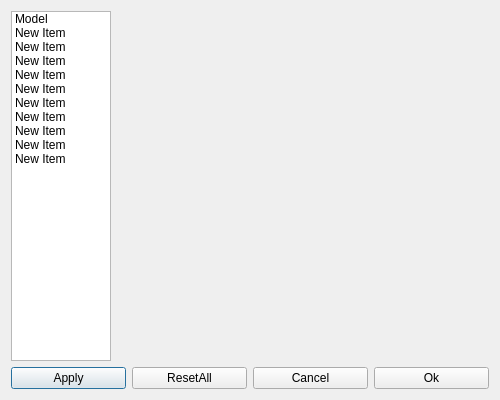
Before: the Qt Designer form UIs/preferences.ui in BruceZCQ/wikimaker, drawn with Qt 5.
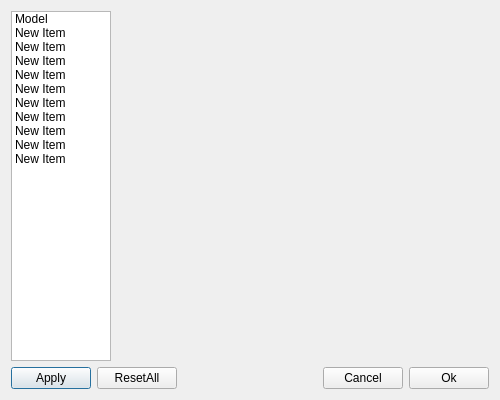
After: the same form once the commit is applied.

What changed in the file:
```diff
--- a/UIs/preferences.ui
+++ b/UIs/preferences.ui
@@ -125,6 +125,19 @@
          </property>
         </widget>
        </item>
+       <item>
+        <spacer name="horizontalSpacer">
+         <property name="orientation">
+          <enum>Qt::Horizontal</enum>
+         </property>
+         <property name="sizeHint" stdset="0">
+          <size>
+           <width>20</width>
+           <height>20</height>
+          </size>
+         </property>
+        </spacer>
+       </item>
        <item>
         <widget class="QPushButton" name="cancelButton">
          <property name="text">
```
